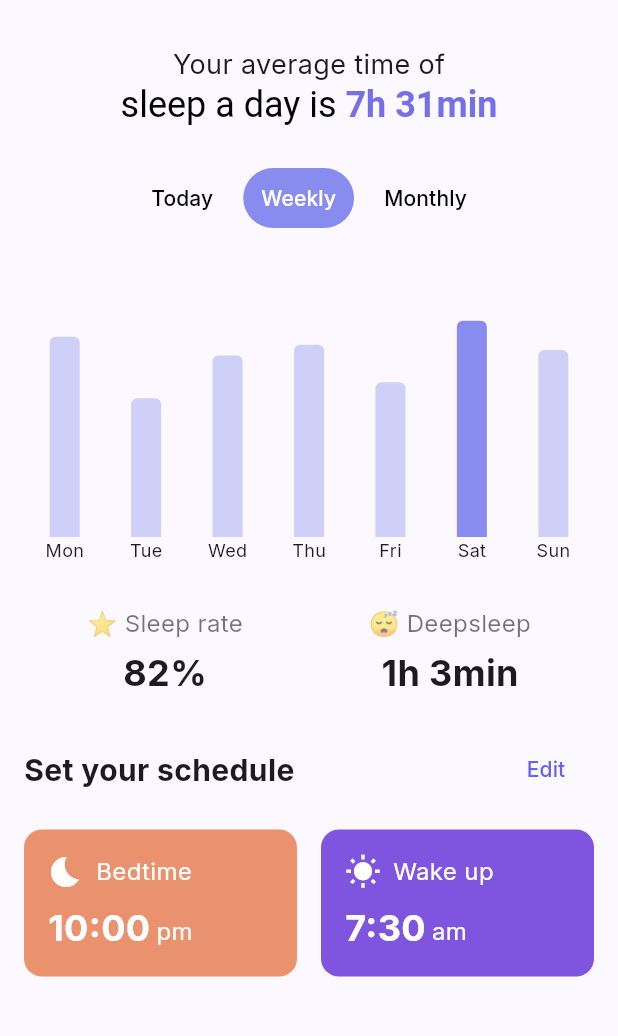
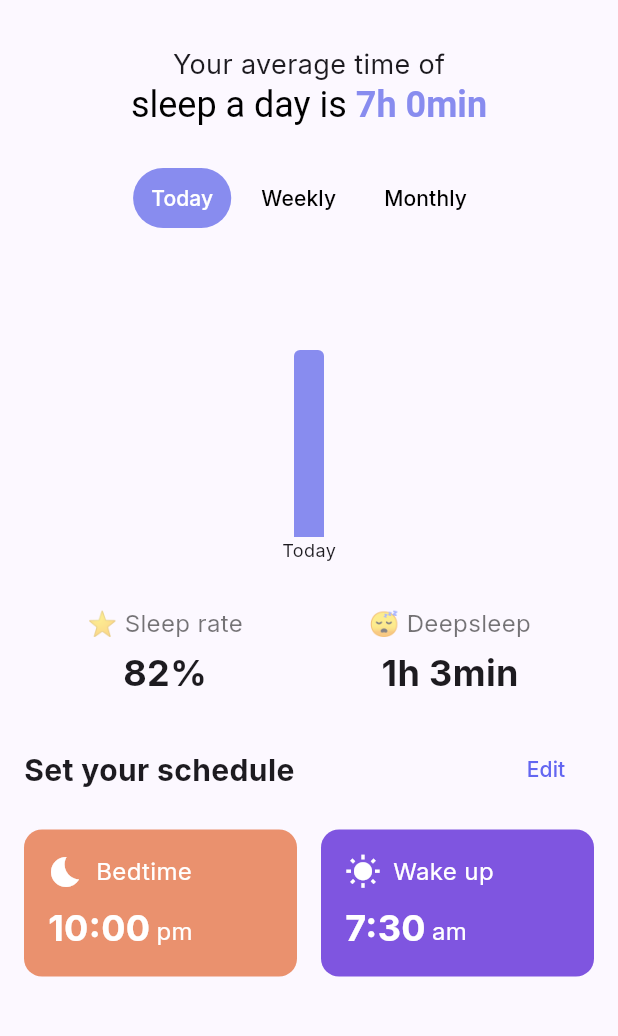
Before and after one commit to RITWIZSINGH/quamin-health-module-frontend, a Flutter app: the SleepScreen screen opened directly, after a tap on "Today", on a phone screen of 412 x 824 dp, the part 63-1099 px from its top. Run offline on Flutter 3.47's test engine with Material 3 defaults, Android fonts, the phone set to English and light mode, and no system bars; drawn by our look-alikes of fl_chart; our stand-ins replace firebase_auth, firebase_core, flutter_svg, go_router, google_fonts, google_sign_in and 1 more; accounts and stored records are empty; network calls fail.

Commit message:
completed sleep highlight screen

```diff
--- /dev/null
+++ b/lib/models/sleep_data.dart
@@ -0,0 +1,50 @@
+class SleepData {
+  final double hours;
+  final int deepSleepMinutes;
+  final double sleepRate;
+  final DateTime date;
+
+  SleepData({
+    required this.hours,
+    required this.deepSleepMinutes,
+    required this.sleepRate,
+    required this.date,
+  });
+}
+
+class SleepDataProvider {
+  static final List<SleepData> weeklyData = [
+    SleepData(hours: 7.5, deepSleepMinutes: 63, sleepRate: 82, date: DateTime.now().subtract(const Duration(days: 6))),
+    SleepData(hours: 5.2, deepSleepMinutes: 45, sleepRate: 75, date: DateTime.now().subtract(const Duration(days: 5))),
+    SleepData(hours: 6.8, deepSleepMinutes: 58, sleepRate: 80, date: DateTime.now().subtract(const Duration(days: 4))),
+    SleepData(hours: 7.2, deepSleepMinutes: 65, sleepRate: 85, date: DateTime.now().subtract(const Duration(days: 3))),
+    SleepData(hours: 5.8, deepSleepMinutes: 50, sleepRate: 78, date: DateTime.now().subtract(const Duration(days: 2))),
+    SleepData(hours: 8.1, deepSleepMinutes: 70, sleepRate: 88, date: DateTime.now().subtract(const Duration(days: 1))),
+    SleepData(hours: 7.0, deepSleepMinutes: 63, sleepRate: 82, date: DateTime.now()),
+  ];
+
+  static final List<SleepData> monthlyData = [
+    SleepData(hours: 7.2, deepSleepMinutes: 62, sleepRate: 83, date: DateTime(2024, 1, 1)),
+    SleepData(hours: 6.9, deepSleepMinutes: 58, sleepRate: 80, date: DateTime(2024, 2, 1)),
+    SleepData(hours: 7.5, deepSleepMinutes: 65, sleepRate: 85, date: DateTime(2024, 3, 1)),
+    SleepData(hours: 7.1, deepSleepMinutes: 60, sleepRate: 82, date: DateTime(2024, 4, 1)),
+    SleepData(hours: 7.3, deepSleepMinutes: 63, sleepRate: 84, date: DateTime(2024, 5, 1)),
+    SleepData(hours: 7.0, deepSleepMinutes: 59, sleepRate: 81, date: DateTime(2024, 6, 1)),
+    SleepData(hours: 6.8, deepSleepMinutes: 57, sleepRate: 79, date: DateTime(2024, 7, 1)),
+    SleepData(hours: 7.4, deepSleepMinutes: 64, sleepRate: 86, date: DateTime(2024, 8, 1)),
+    SleepData(hours: 7.2, deepSleepMinutes: 61, sleepRate: 83, date: DateTime(2024, 9, 1)),
+    SleepData(hours: 7.1, deepSleepMinutes: 60, sleepRate: 82, date: DateTime(2024, 10, 1)),
+    SleepData(hours: 6.9, deepSleepMinutes: 58, sleepRate: 80, date: DateTime(2024, 11, 1)),
+    SleepData(hours: 7.3, deepSleepMinutes: 63, sleepRate: 84, date: DateTime(2024, 12, 1)),
+  ];
+
+  static double calculateAverageHours(List<SleepData> data) {
+    if (data.isEmpty) return 0;
+    return data.map((d) => d.hours).reduce((a, b) => a + b) / data.length;
+  }
+
+  static int calculateAverageDeepSleepMinutes(List<SleepData> data) {
+    if (data.isEmpty) return 0;
+    return data.map((d) => d.deepSleepMinutes).reduce((a, b) => a + b) ~/ data.length;
+  }
+}
--- a/lib/screens/dashboard/highlightscreens/sleep_screen.dart
+++ b/lib/screens/dashboard/highlightscreens/sleep_screen.dart
@@ -1,11 +1,31 @@
 import 'package:flutter/material.dart';
+import '/../models/sleep_data.dart';
 import 'package:quamin_health_module/widgets/sleep_screen_widgets/sleep_chart.dart';
-import '/widgets/sleep_screen_widgets/sleep_summary.dart';
-import '/widgets/sleep_screen_widgets/sleep_stats.dart';
-import '/widgets/sleep_screen_widgets/sleep_schedule.dart';
+import 'package:quamin_health_module/widgets/sleep_screen_widgets/sleep_schedule.dart';
+import 'package:quamin_health_module/widgets/sleep_screen_widgets/sleep_stats.dart';
+import 'package:quamin_health_module/widgets/sleep_screen_widgets/sleep_summary.dart';
 
-class SleepScreen extends StatelessWidget {
+class SleepScreen extends StatefulWidget {
   const SleepScreen({super.key});
+
+  @override
+  State<SleepScreen> createState() => _SleepScreenState();
+}
+
+class _SleepScreenState extends State<SleepScreen> {
+  late SleepData _selectedSleepData;
+
+  @override
+  void initState() {
+    super.initState();
+    _selectedSleepData = SleepDataProvider.weeklyData.last;
+  }
+
+  void _updateSelectedData(SleepData data) {
+    setState(() {
+      _selectedSleepData = data;
+    });
+  }
 
   @override
   Widget build(BuildContext context) {
@@ -20,23 +40,38 @@ class SleepScreen extends StatelessWidget {
         ),
         centerTitle: true,
       ),
-      body: SingleChildScrollView(
+      body: SafeArea(
+        child: LayoutBuilder(
+          builder: (context, constraints) {
+            return SingleChildScrollView(
+              child: ConstrainedBox(
+                constraints: BoxConstraints(
+                  minHeight: constraints.maxHeight,
+                  minWidth: constraints.maxWidth,
+                ),
                 child: Padding(
                   padding: const EdgeInsets.all(16.0),
                   child: Column(
                     crossAxisAlignment: CrossAxisAlignment.start,
-            children: const [
-              SleepSummary(),
-              SizedBox(height: 24),
-              SleepChart(),
-              SizedBox(height: 24),
-              SleepStats(),
-              SizedBox(height: 24),
-              SleepSchedule(),
+                    children: [
+                      SleepSummary(data: _selectedSleepData),
+                      const SizedBox(height: 24),
+                      SleepChart(
+                        selectedData: _selectedSleepData,
+                        onDataSelected: _updateSelectedData,
+                      ),
+                      const SizedBox(height: 24),
+                      SleepStats(data: _selectedSleepData),
+                      const SizedBox(height: 24),
+                      const SleepSchedule(),
                     ],
                   ),
                 ),
               ),
             );
+          },
+        ),
+      ),
+    );
   }
 }
--- a/lib/widgets/sleep_screen_widgets/sleep_chart.dart
+++ b/lib/widgets/sleep_screen_widgets/sleep_chart.dart
@@ -1,31 +1,86 @@
 import 'package:flutter/material.dart';
 import 'package:fl_chart/fl_chart.dart';
+import '../../models/sleep_data.dart';
+import 'dart:math' as math;
+
+enum TimeRange { today, weekly, monthly }
 
 class SleepChart extends StatefulWidget {
-  const SleepChart({super.key});
+  final Function(SleepData) onDataSelected;
+  final SleepData selectedData;
+
+  const SleepChart({
+    super.key,
+    required this.onDataSelected,
+    required this.selectedData,
+  });
 
   @override
-  _SleepChartState createState() => _SleepChartState();
+  State<SleepChart> createState() => _SleepChartState();
 }
 
 class _SleepChartState extends State<SleepChart> {
-  int _selectedDayIndex = 5; // Default selected day (Saturday)
+  TimeRange _selectedRange = TimeRange.weekly;
+  final ScrollController _scrollController = ScrollController();
+
+  List<SleepData> get _currentData {
+    switch (_selectedRange) {
+      case TimeRange.today:
+        return [SleepDataProvider.weeklyData.last];
+      case TimeRange.weekly:
+        return SleepDataProvider.weeklyData;
+      case TimeRange.monthly:
+        return SleepDataProvider.monthlyData;
+    }
+  }
+
+  String _getDateLabel(DateTime date) {
+    switch (_selectedRange) {
+      case TimeRange.today:
+        return 'Today';
+      case TimeRange.weekly:
+        const days = ['Mon', 'Tue', 'Wed', 'Thu', 'Fri', 'Sat', 'Sun'];
+        return days[date.weekday - 1];
+      case TimeRange.monthly:
+        const months = ['Jan', 'Feb', 'Mar', 'Apr', 'May', 'Jun',
+                       'Jul', 'Aug', 'Sep', 'Oct', 'Nov', 'Dec'];
+        return months[date.month - 1];
+    }
+  }
+
+  @override
+  void dispose() {
+    _scrollController.dispose();
+    super.dispose();
+  }
 
   @override
   Widget build(BuildContext context) {
+    return LayoutBuilder(
+      builder: (context, constraints) {
         return Column(
           children: [
             Row(
               mainAxisAlignment: MainAxisAlignment.center,
-          children: [
-            _buildPeriodButton('Today', false),
-            _buildPeriodButton('Weekly', true),
-            _buildPeriodButton('Monthly', false),
-          ],
+              children: TimeRange.values.map((range) {
+                return _buildPeriodButton(
+                  range.name[0].toUpperCase() + range.name.substring(1),
+                  _selectedRange == range,
+                  () => _updateTimeRange(range),
+                );
+              }).toList(),
             ),
             const SizedBox(height: 24),
             SizedBox(
               height: 200,
+              width: constraints.maxWidth,
+              child: SingleChildScrollView(
+                scrollDirection: Axis.horizontal,
+                controller: _scrollController,
+                child: SizedBox(
+                  width: _selectedRange == TimeRange.monthly
+                      ? math.max(800, constraints.maxWidth)
+                      : constraints.maxWidth,
                   child: BarChart(
                     BarChartData(
                       alignment: BarChartAlignment.spaceAround,
@@ -38,10 +93,10 @@ class _SleepChartState extends State<SleepChart> {
                               barTouchResponse.spot == null) {
                             return;
                           }
-                  setState(() {
-                    _selectedDayIndex =
-                        barTouchResponse.spot!.touchedBarGroupIndex;
-                  });
+                          final index = barTouchResponse.spot!.touchedBarGroupIndex;
+                          if (index < _currentData.length) {
+                            widget.onDataSelected(_currentData[index]);
+                          }
                         },
                       ),
                       titlesData: FlTitlesData(
@@ -50,17 +105,10 @@ class _SleepChartState extends State<SleepChart> {
                           sideTitles: SideTitles(
                             showTitles: true,
                             getTitlesWidget: (value, meta) {
-                      const days = [
-                        'Mon',
-                        'Tue',
-                        'Wed',
-                        'Thu',
-                        'Fri',
-                        'Sat',
-                        'Sun'
-                      ];
+                              final index = value.toInt();
+                              if (index >= _currentData.length) return const Text('');
                               return Text(
-                        days[value.toInt()],
+                                _getDateLabel(_currentData[index].date),
                                 style: const TextStyle(fontSize: 12),
                               );
                             },
@@ -78,29 +126,38 @@ class _SleepChartState extends State<SleepChart> {
                       ),
                       gridData: const FlGridData(show: false),
                       borderData: FlBorderData(show: false),
-              barGroups: [
-                _createBarData(0, 7.5, _selectedDayIndex == 0),
-                _createBarData(1, 5.2, _selectedDayIndex == 1),
-                _createBarData(2, 6.8, _selectedDayIndex == 2),
-                _createBarData(3, 7.2, _selectedDayIndex == 3),
-                _createBarData(4, 5.8, _selectedDayIndex == 4),
-                _createBarData(5, 8.1, _selectedDayIndex == 5),
-                _createBarData(6, 7.0, _selectedDayIndex == 6),
+                      barGroups: List.generate(_currentData.length, (index) {
+                        final isSelected = _currentData[index].date == widget.selectedData.date;
+                        return BarChartGroupData(
+                          x: index,
+                          barRods: [
+                            BarChartRodData(
+                              toY: _currentData[index].hours,
+                              color: isSelected ? const Color(0xff888CEF) : const Color(0xffCED0F8),
+                              width: _selectedRange == TimeRange.monthly ? 40 : 20,
+                              borderRadius: const BorderRadius.vertical(top: Radius.circular(4)),
+                            ),
                           ],
+                        );
+                      }),
+                    ),
+                  ),
                 ),
               ),
             ),
           ],
         );
+      },
+    );
   }
 
-  Widget _buildPeriodButton(String text, bool isSelected) {
+  Widget _buildPeriodButton(String text, bool isSelected, VoidCallback onPressed) {
     return Container(
       margin: const EdgeInsets.symmetric(horizontal: 4),
       child: TextButton(
-        onPressed: () {},
+        onPressed: onPressed,
         style: TextButton.styleFrom(
-          backgroundColor: isSelected ? Color(0xFF888CEF) : Colors.transparent,
+          backgroundColor: isSelected ? const Color(0xFF888CEF) : Colors.transparent,
           foregroundColor: isSelected ? Colors.white : Colors.black,
           shape: RoundedRectangleBorder(
             borderRadius: BorderRadius.circular(20),
@@ -111,17 +168,10 @@ class _SleepChartState extends State<SleepChart> {
     );
   }
 
-  BarChartGroupData _createBarData(int x, double y, bool isSelected) {
-    return BarChartGroupData(
-      x: x,
-      barRods: [
-        BarChartRodData(
-          toY: y,
-          color: isSelected ? Color(0xff888CEF) : Color(0xffCED0F8),
-          width: 20,
-          borderRadius: const BorderRadius.vertical(top: Radius.circular(4)),
-        ),
-      ],
-    );
+  void _updateTimeRange(TimeRange range) {
+    setState(() {
+      _selectedRange = range;
+    });
+    widget.onDataSelected(_currentData.last);
   }
 }
--- a/lib/widgets/sleep_screen_widgets/sleep_stats.dart
+++ b/lib/widgets/sleep_screen_widgets/sleep_stats.dart
@@ -1,15 +1,27 @@
 import 'package:flutter/material.dart';
+import '../../models/sleep_data.dart';
 
 class SleepStats extends StatelessWidget {
-  const SleepStats({super.key});
+  final SleepData data;
+
+  const SleepStats({
+    super.key,
+    required this.data,
+  });
 
   @override
   Widget build(BuildContext context) {
     return Row(
       mainAxisAlignment: MainAxisAlignment.spaceAround,
       children: [
-        _buildStat('⭐ Sleep rate', '82%'),
-        _buildStat('😴 Deepsleep', '1h 3min'),
+        _buildStat(
+          '⭐ Sleep rate',
+          '${data.sleepRate.round()}%',
+        ),
+        _buildStat(
+          '😴 Deepsleep',
+          '${data.deepSleepMinutes ~/ 60}h ${data.deepSleepMinutes % 60}min',
+        ),
       ],
     );
   }
--- a/lib/widgets/sleep_screen_widgets/sleep_summary.dart
+++ b/lib/widgets/sleep_screen_widgets/sleep_summary.dart
@@ -1,7 +1,20 @@
 import 'package:flutter/material.dart';
+import '../../models/sleep_data.dart';
 
 class SleepSummary extends StatelessWidget {
-  const SleepSummary({super.key});
+  final SleepData data;
+
+  const SleepSummary({
+    super.key,
+    required this.data,
+  });
+
+  String _formatDuration(double hours) {
+    final totalMinutes = (hours * 60).round();
+    final h = totalMinutes ~/ 60;
+    final m = totalMinutes % 60;
+    return '${h}h ${m}min';
+  }
 
   @override
   Widget build(BuildContext context) {
@@ -24,9 +37,9 @@ class SleepSummary extends StatelessWidget {
                     style: TextStyle(color: Colors.black),
                   ),
                   TextSpan(
-                    text: '7h 31min',
-                    style: TextStyle(
-                      color: Color(0xFF7570EA),
+                    text: _formatDuration(data.hours),
+                    style: const TextStyle(
+                      color: Color(0xFF888CEF),
                       fontWeight: FontWeight.bold,
                     ),
                   ),
```
Lines whose indentation alone changed are shown as unchanged.
